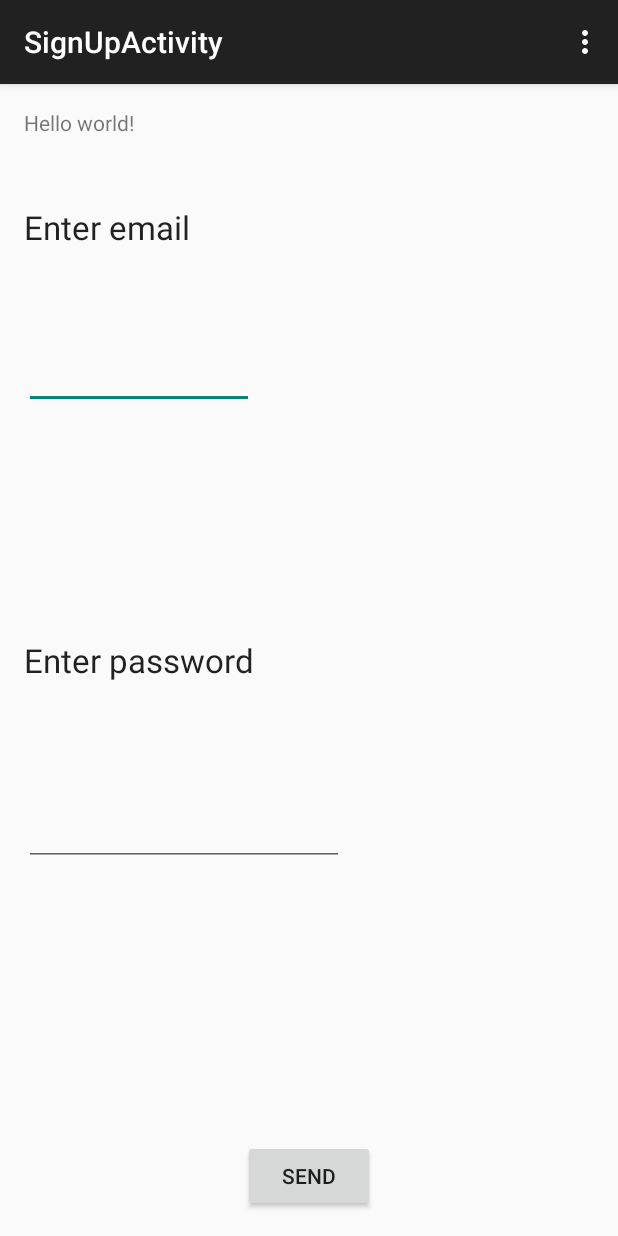
After one commit to kuhnp/stickerProject, an Android app: the SignUpActivity screen opened directly, with no data from a screen before it, on a phone screen of 412 x 824 dp. The commit adds this screen. Run offline under Robolectric (Android 15) with nearby library versions, the phone set to English and light mode, and no system bars.

Commit message:
Add authentication - signup

```diff
--- /dev/null
+++ b/stickerProject/app/src/main/java/com/example/rrhg5930/stickerproject/SignUpActivity.java
@@ -0,0 +1,90 @@
+package com.example.rrhg5930.stickerproject;
+
+import android.os.AsyncTask;
+import android.support.v7.app.ActionBarActivity;
+import android.os.Bundle;
+import android.view.Menu;
+import android.view.MenuItem;
+import android.view.View;
+import android.widget.Button;
+import android.widget.EditText;
+import java.net.URL;
+
+
+public class SignUpActivity extends ActionBarActivity {
+
+    Button bSend;
+    EditText pwEditText;
+    EditText emailEditText;
+    String email;
+    String pw;
+    private StickerApp application;
+
+    @Override
+    protected void onCreate(Bundle savedInstanceState) {
+        super.onCreate(savedInstanceState);
+        setContentView(R.layout.activity_sign_up);
+
+        bSend = (Button) findViewById(R.id.button5);
+        pwEditText = (EditText) findViewById(R.id.editText4);
+        emailEditText = (EditText) findViewById(R.id.editText3);
+        application = (StickerApp) getApplicationContext();
+
+        bSend.setOnClickListener(new View.OnClickListener() {
+            @Override
+            public void onClick(View v) {
+                email = emailEditText.getText().toString();
+                pw = pwEditText.getText().toString();
+                SignUpTask task = new SignUpTask();
+                task.execute();
+
+
+            }
+        });
+
+    }
+
+
+    @Override
+    public boolean onCreateOptionsMenu(Menu menu) {
+        // Inflate the menu; this adds items to the action bar if it is present.
+        getMenuInflater().inflate(R.menu.menu_sign_up, menu);
+        return true;
+    }
+
+    @Override
+    public boolean onOptionsItemSelected(MenuItem item) {
+        // Handle action bar item clicks here. The action bar will
+        // automatically handle clicks on the Home/Up button, so long
+        // as you specify a parent activity in AndroidManifest.xml.
+        int id = item.getItemId();
+
+        //noinspection SimplifiableIfStatement
+        if (id == R.id.action_settings) {
+            return true;
+        }
+
+        return super.onOptionsItemSelected(item);
+    }
+
+    public class SignUpTask extends AsyncTask<URL, Integer, Long>{
+
+        protected void onPreExecute() {
+            super.onPreExecute();
+        }
+
+        @Override
+        protected Long doInBackground(URL... arg0) {
+
+        application.stickerRest.signUp(email,pw);
+
+
+            return null;
+        }
+
+        @Override
+        protected void onPostExecute(Long result) {
+
+        }
+    }
+}
--- /dev/null
+++ b/stickerProject/app/src/main/res/layout/activity_sign_up.xml
@@ -0,0 +1,65 @@
+<RelativeLayout xmlns:android="http://schemas.android.com/apk/res/android"
+    xmlns:tools="http://schemas.android.com/tools" android:layout_width="match_parent"
+    android:layout_height="match_parent" android:paddingLeft="@dimen/activity_horizontal_margin"
+    android:paddingRight="@dimen/activity_horizontal_margin"
+    android:paddingTop="@dimen/activity_vertical_margin"
+    android:paddingBottom="@dimen/activity_vertical_margin"
+    tools:context="com.example.rrhg5930.stickerproject.SignUpActivity">
+
+    <TextView android:text="@string/hello_world" android:layout_width="wrap_content"
+        android:layout_height="wrap_content"
+        android:id="@+id/textView2" />
+
+    <TextView
+        android:layout_width="wrap_content"
+        android:layout_height="wrap_content"
+        android:textAppearance="?android:attr/textAppearanceLarge"
+        android:text="Enter email"
+        android:id="@+id/emailText2"
+        android:layout_below="@+id/textView2"
+        android:layout_alignParentLeft="true"
+        android:layout_alignParentStart="true"
+        android:layout_marginTop="45dp" />
+
+    <TextView
+        android:layout_width="wrap_content"
+        android:layout_height="wrap_content"
+        android:textAppearance="?android:attr/textAppearanceLarge"
+        android:text="Enter password"
+        android:id="@+id/pwText2"
+        android:layout_centerVertical="true"
+        android:layout_alignParentLeft="true"
+        android:layout_alignParentStart="true" />
+
+    <EditText
+        android:layout_width="wrap_content"
+        android:layout_height="wrap_content"
+        android:id="@+id/editText3"
+        android:layout_marginTop="61dp"
+        android:layout_below="@+id/emailText2"
+        android:layout_alignParentLeft="true"
+        android:layout_alignParentStart="true"
+        android:layout_alignRight="@+id/pwText2"
+        android:layout_alignEnd="@+id/pwText2" />
+
+    <EditText
+        android:layout_width="wrap_content"
+        android:layout_height="wrap_content"
+        android:inputType="textPassword"
+        android:ems="10"
+        android:id="@+id/editText4"
+        android:layout_below="@+id/pwText2"
+        android:layout_alignParentLeft="true"
+        android:layout_alignParentStart="true"
+        android:layout_marginTop="77dp" />
+
+    <Button
+        android:layout_width="wrap_content"
+        android:layout_height="wrap_content"
+        android:text="Send"
+        android:id="@+id/button5"
+        android:layout_alignParentBottom="true"
+        android:layout_centerHorizontal="true" />
+
+
+</RelativeLayout>
--- /dev/null
+++ b/stickerProject/app/src/main/res/menu/menu_sign_up.xml
@@ -0,0 +1,7 @@
+<menu xmlns:android="http://schemas.android.com/apk/res/android"
+    xmlns:app="http://schemas.android.com/apk/res-auto"
+    xmlns:tools="http://schemas.android.com/tools"
+    tools:context="com.example.rrhg5930.stickerproject.SignUpActivity">
+    <item android:id="@+id/action_settings" android:title="@string/action_settings"
+        android:orderInCategory="100" app:showAsAction="never" />
+</menu>
--- a/stickerProject/app/src/main/res/values/strings.xml
+++ b/stickerProject/app/src/main/res/values/strings.xml
@@ -4,5 +4,9 @@
     <string name="app_name">stickerProject</string>
     <string name="hello_world">Hello world!</string>
     <string name="action_settings">Settings</string>
+    <string name="title_activity_first_screen">FirstScreen</string>
+    <string name="title_activity_sign_in_acivity">SignInAcivity</string>
+    <string name="title_activity_sign_in">SignInActivity</string>
+    <string name="title_activity_sign_up">SignUpActivity</string>
 
 </resources>
```
Also changed, not shown: stickerProject/app/src/main/AndroidManifest.xml (+20 -3 lines), stickerProject/app/src/main/java/com/example/rrhg5930/stickerproject/FirstScreen.java (added, +65 -0 lines), stickerProject/app/src/main/java/com/example/rrhg5930/stickerproject/MyHttpClient.java (added, +57 -0 lines), stickerProject/app/src/main/java/com/example/rrhg5930/stickerproject/SignInActivity.java (added, +39 -0 lines), stickerProject/app/src/main/java/com/example/rrhg5930/stickerproject/StickerApp.java (+6 -2 lines), stickerProject/app/src/main/java/com/example/rrhg5930/stickerproject/StickerRest.java (added, +78 -0 lines), stickerProject/app/src/main/res/layout/activity_first_screen.xml (added, +36 -0 lines), stickerProject/app/src/main/res/layout/activity_sign_in.xml (added, +60 -0 lines), stickerProject/app/src/main/res/menu/menu_first_screen.xml (added, +7 -0 lines), stickerProject/app/src/main/res/menu/menu_sign_in.xml (added, +7 -0 lines), stickerProject/app/src/main/res/menu/menu_sign_in_acivity.xml (added, +7 -0 lines).
